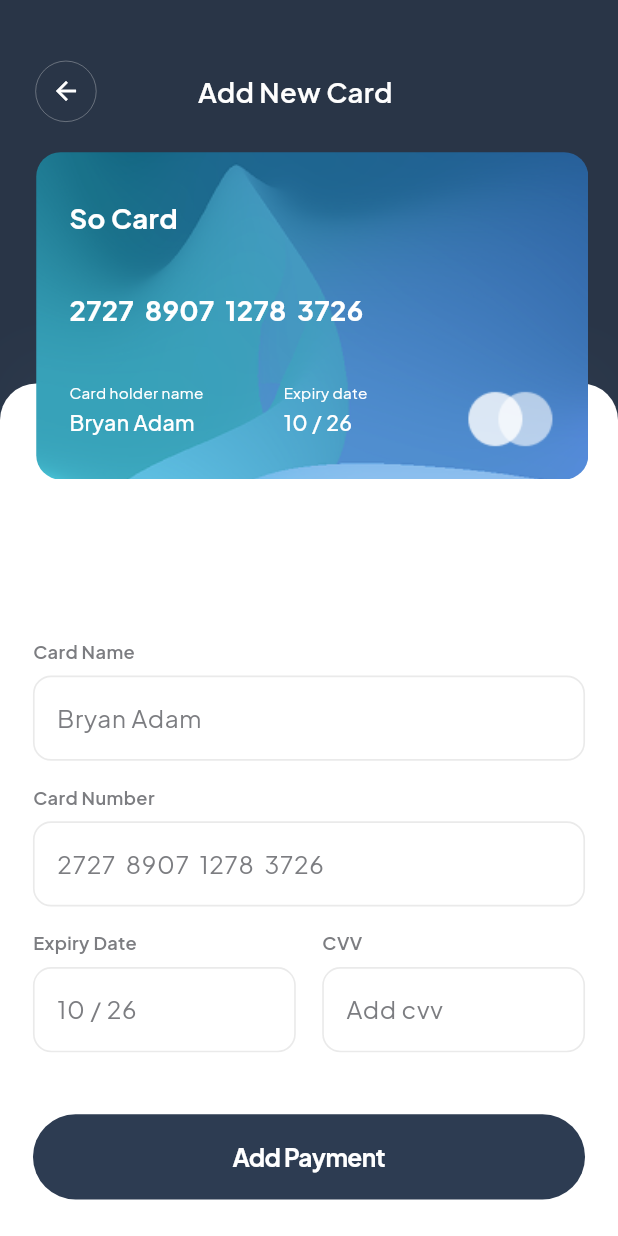
After one commit to farahhossam2004/e_commerce_app, a Flutter app: the AddNewCardScreen screen opened directly, on a phone screen of 412 x 824 dp. The commit adds this screen. Run offline on Flutter 3.47's test engine with Material 3 defaults, Android fonts, the phone set to English and light mode, and no system bars; our stand-ins replace another_flutter_splash_screen, bloc, conditional_builder_null_safety, dio, expandable_text, flutter_bloc and 6 more; accounts and stored records are empty.

Commit message:
add payemnt screen

```diff
--- /dev/null
+++ b/lib/features/profile/presentation/add_new_card_screen.dart
@@ -0,0 +1,297 @@
+import 'package:e_commerce_app/core/constants/app_colors.dart';
+import 'package:e_commerce_app/core/widgets/custom_button.dart';
+import 'package:e_commerce_app/core/widgets/custom_text_input.dart';
+import 'package:flutter/material.dart';
+import 'package:flutter_screenutil/flutter_screenutil.dart';
+import 'package:google_fonts/google_fonts.dart';
+
+class AddNewCardScreen extends StatefulWidget {
+  const AddNewCardScreen({super.key});
+
+  @override
+  State<AddNewCardScreen> createState() => _AddNewCardScreenState();
+}
+
+class _AddNewCardScreenState extends State<AddNewCardScreen> {
+  TextEditingController cardNameController = TextEditingController();
+  TextEditingController cardNumberController = TextEditingController();
+  TextEditingController expiryDateController = TextEditingController();
+  TextEditingController cvvController = TextEditingController();
+  String cardName = 'Bryan Adam';
+  String cardNumber = '2727  8907  1278  3726';
+  String expiryDate = '10 / 26';
+  @override
+  void initState() {
+    super.initState();
+
+    cardNameController.addListener(() {
+      setState(() {
+        cardName = cardNameController.text.isEmpty
+            ? 'Bryan Adam'
+            : cardNameController.text;
+      });
+    });
+
+    cardNumberController.addListener(() {
+      setState(() {
+        cardNumber = cardNumberController.text.isEmpty
+            ? '2727  8907  1278  3726'
+            : cardNumberController.text;
+      });
+    });
+
+    expiryDateController.addListener(() {
+      setState(() {
+        expiryDate = expiryDateController.text.isEmpty
+            ? '10 / 26'
+            : expiryDateController.text;
+      });
+    });
+  }
+
+  @override
+  void dispose() {
+    cardNameController.dispose();
+    cardNumberController.dispose();
+    expiryDateController.dispose();
+    super.dispose();
+  }
+
+  @override
+  Widget build(BuildContext context) {
+    return Scaffold(
+      body: Stack(
+        children: [
+          Container(
+            height: double.infinity,
+            width: double.infinity,
+            color: const Color(0xFF293547),
+          ),
+          Positioned(
+              top: 40.h,
+              child: Row(
+                mainAxisAlignment: MainAxisAlignment.spaceBetween,
+                children: [
+                  Padding(
+                    padding: EdgeInsets.only(left: 20.w),
+                    child: GestureDetector(
+                      onTap: () {
+                        Navigator.pop(context, true);
+                      },
+                      child: Container(
+                        // padding: EdgeInsets.symmetric(horizontal: 20.w),
+                        width: 40.w,
+                        height: 40.h,
+                        decoration: ShapeDecoration(
+                          shape: CircleBorder(
+                            side: BorderSide(
+                                color: const Color(0xFFEAEAEA), width: 0.2.w),
+                          ),
+                        ),
+                        child: const Icon(
+                          Icons.arrow_back,
+                          color: AppColors.backgroundColor,
+                          size: 20,
+                        ),
+                      ),
+                    ),
+                  ),
+                  SizedBox(
+                    width: 60.w,
+                  ),
+                  Text(
+                    'Add New Card',
+                    style: GoogleFonts.plusJakartaSans(
+                      color: AppColors.backgroundColor,
+                      fontSize: 18.sp,
+                      fontWeight: FontWeight.w600,
+                      height: 1.44.h,
+                    ),
+                  ),
+                ],
+              )),
+          Positioned(
+              bottom: 0,
+              child: Container(
+                width: 375.w,
+                height: 560.h,
+                decoration: ShapeDecoration(
+                  color: Colors.white,
+                  shape: RoundedRectangleBorder(
+                    borderRadius: BorderRadius.only(
+                      topLeft: Radius.circular(24.r),
+                      topRight: Radius.circular(24.r),
+                    ),
+                  ),
+                  shadows: [
+                    const BoxShadow(
+                      color: Color(0x11576F85),
+                      blurRadius: 32,
+                      offset: Offset(0, -20),
+                      spreadRadius: 0,
+                    )
+                  ],
+                ),
+                child: Padding(
+                  padding: EdgeInsets.symmetric(horizontal: 20.w),
+                  child: Column(
+                    crossAxisAlignment: CrossAxisAlignment.start,
+                    children: [
+                      SizedBox(height: 160.h),
+                      SizedBox(
+                        height: 8.h,
+                      ),
+                      CustomTextInput(
+                          hintText: cardName,
+                          labelText: 'Card Name',
+                          controller: cardNameController),
+                      SizedBox(
+                        height: 16.h,
+                      ),
+                      CustomTextInput(
+                          hintText: cardNumber,
+                          labelText: 'Card Number',
+                          controller: cardNumberController),
+                      SizedBox(
+                        height: 16.h,
+                      ),
+                      Row(
+                        children: [
+                          Expanded(
+                            flex: 1,
+                            child: CustomTextInput(
+                                hintText: expiryDate,
+                                labelText: 'Expiry Date',
+                                controller: expiryDateController),
+                          ),
+                          SizedBox(
+                            width: 16.w,
+                          ),
+                          Expanded(
+                            flex: 1,
+                            child: CustomTextInput(
+                                hintText: 'Add cvv',
+                                labelText: 'CVV',
+                                controller: cvvController),
+                          )
+                        ],
+                      ),
+                      Spacer(),
+                      CustomButton(
+                        label: 'Add Payment',
+                        onPressed: () {},
+                      ),
+                      SizedBox(
+                        height: 24.h,
+                      )
+                    ],
+                  ),
+                ),
+              )),
+          Positioned(
+            top: 100.h,
+            left: 22.w,
+            child: Stack(children: [
+              Container(
+                width: 335.w,
+                height: 215.h,
+                decoration: ShapeDecoration(
+                  shape: RoundedRectangleBorder(
+                    borderRadius: BorderRadius.circular(16.r),
+                  ),
+                  image: const DecorationImage(
+                    image: AssetImage('assets/images/Rectangle.png'),
+                    fit: BoxFit.fill,
+                  ),
+                ),
+              ),
+              Positioned(
+                top: 30.h,
+                left: 20.w,
+                child: Text(
+                  'So Card',
+                  style: GoogleFonts.plusJakartaSans(
+                    color: Colors.white,
+                    fontSize: 18.sp,
+                    fontWeight: FontWeight.w700,
+                    height: 1.44.h,
+                  ),
+                ),
+              ),
+              Positioned(
+                top: 90.h,
+                left: 20.w,
+                child: Text(
+                  cardNumber,
+                  style: GoogleFonts.plusJakartaSans(
+                    color: Colors.white,
+                    fontSize: 18.sp,
+                    fontWeight: FontWeight.w700,
+                    height: 1.44.h,
+                  ),
+                ),
+              ),
+              Positioned(
+                bottom: 50.h,
+                left: 20.w,
+                child: Text(
+                  'Card holder name',
+                  style: GoogleFonts.plusJakartaSans(
+                    color: Colors.white,
+                    fontSize: 10.sp,
+                    fontWeight: FontWeight.w400,
+                    height: 1.40.h,
+                  ),
+                ),
+              ),
+              Positioned(
+                bottom: 30.h,
+                left: 20.w,
+                child: Text(
+                  cardName,
+                  style: GoogleFonts.plusJakartaSans(
+                    color: Colors.white,
+                    fontSize: 14.sp,
+                    fontWeight: FontWeight.w500,
+                    height: 1.14.h,
+                  ),
+                ),
+              ),
+              Positioned(
+                bottom: 50.h,
+                left: 150.w,
+                child: Text(
+                  'Expiry date',
+                  style: GoogleFonts.plusJakartaSans(
+                    color: Colors.white,
+                    fontSize: 10.sp,
+                    fontWeight: FontWeight.w400,
+                    height: 1.40.h,
+                  ),
+                ),
+              ),
+              Positioned(
+                bottom: 30.h,
+                left: 150.w,
+                child: Text(
+                  expiryDate,
+                  style: GoogleFonts.plusJakartaSans(
+                    color: Colors.white,
+                    fontSize: 14.sp,
+                    fontWeight: FontWeight.w500,
+                    height: 1.14.h,
+                  ),
+                ),
+              ),
+              Positioned(
+                bottom: 20.h,
+                right: 20.w,
+                child: Image.asset('assets/images/brand.png'),
+              ),
+            ]),
+          )
+        ],
+      ),
+    );
+  }
+}
```
Also changed, not shown: lib/features/profile/presentation/add_payment_screen.dart (added, +89 -0 lines), lib/features/profile/presentation/widgets/acc_settings_list.dart (+18 -7 lines), lib/features/profile/presentation/widgets/add_payment_modal.dart (added, +92 -0 lines), lib/features/profile/presentation/widgets/add_payment_tile.dart (added, +100 -0 lines), assets/images/Rectangle.png (added), assets/images/brand.png (added).
